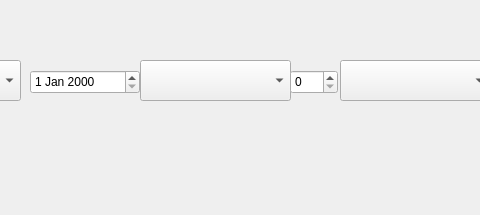
Qt form ui/shipment.ui (FIIckSesh/MRP) before a commit; both pictures show x 140 to 620 and y 0 to 215 of the 815 by 215 pixel window.
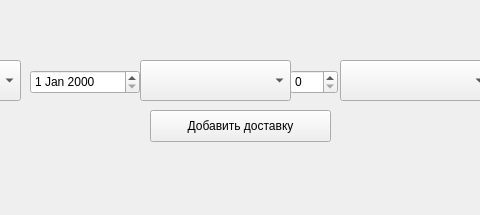
The same form after that commit.

```diff
--- a/ui/shipment.ui
+++ b/ui/shipment.ui
@@ -74,6 +74,19 @@
      </rect>
     </property>
    </widget>
+   <widget class="QPushButton" name="pushButton">
+    <property name="geometry">
+     <rect>
+      <x>290</x>
+      <y>110</y>
+      <width>181</width>
+      <height>32</height>
+     </rect>
+    </property>
+    <property name="text">
+     <string>Добавить доставку</string>
+    </property>
+   </widget>
   </widget>
   <widget class="QMenuBar" name="menubar">
    <property name="geometry">
```
Left out of the diff: 6 changed lines with no effect on the pictures.
